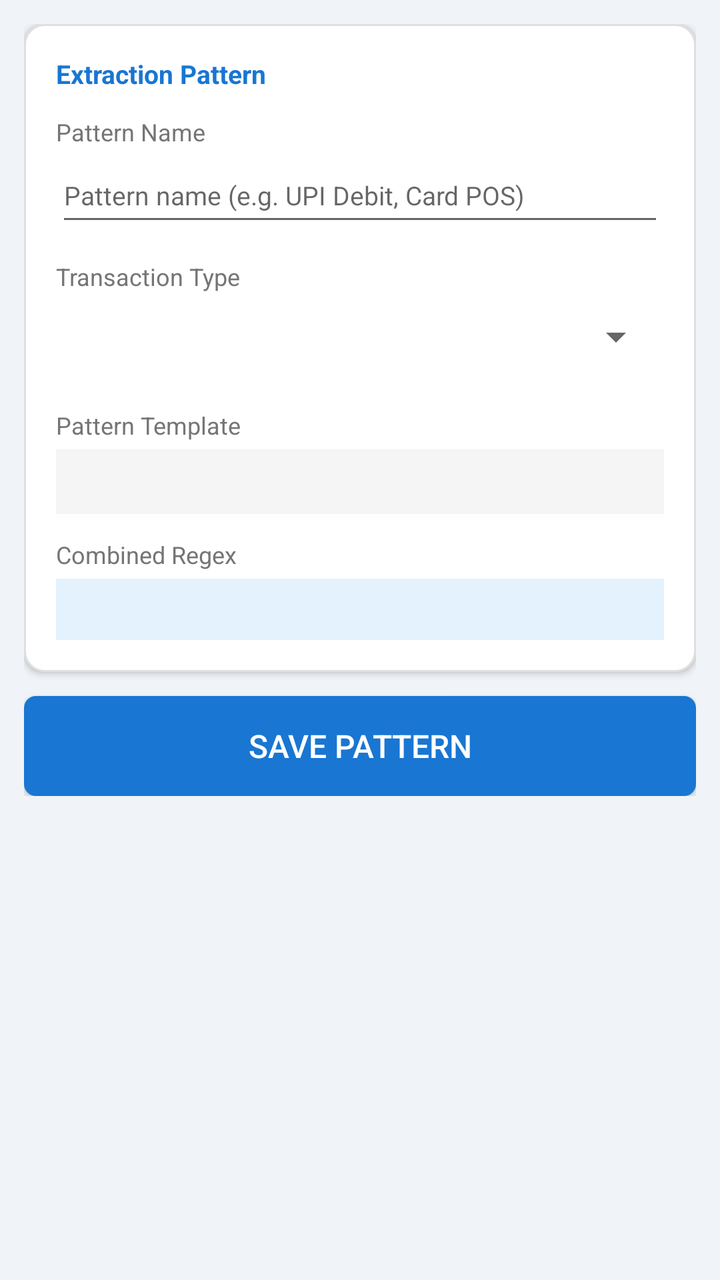
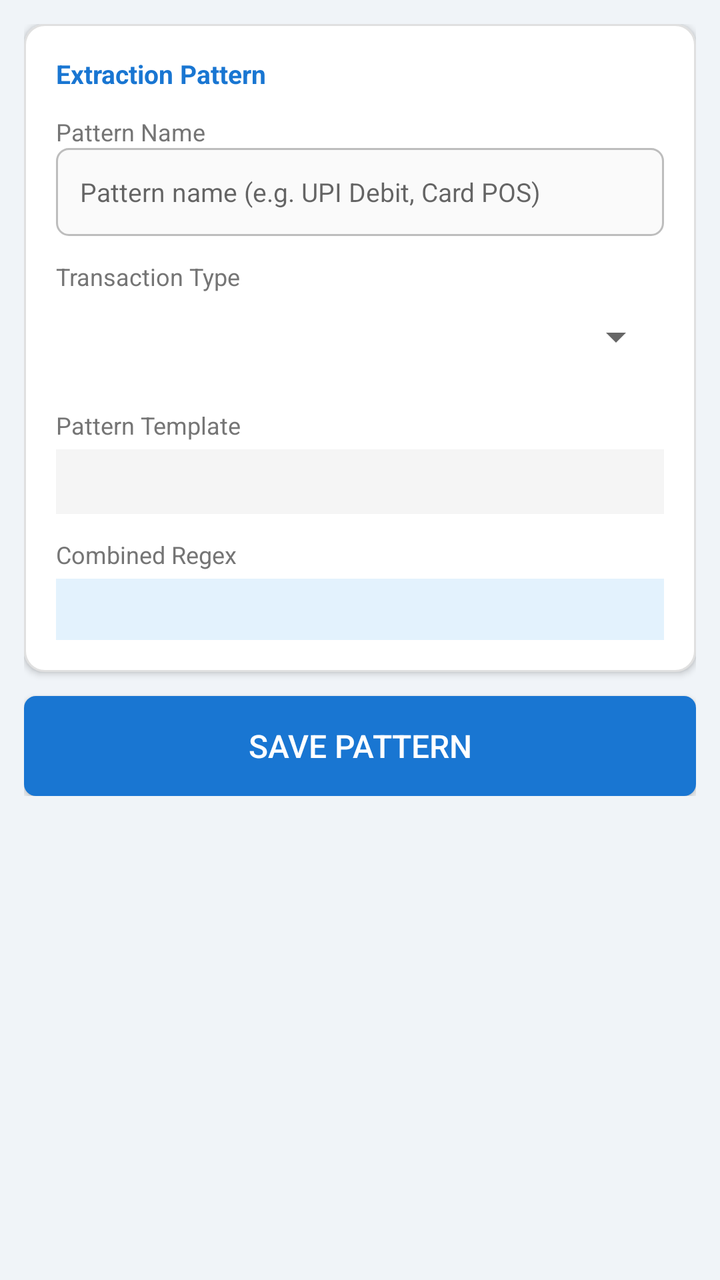

Compare the two renders of this Android layout. The source of the first and the diff that turns it into the second are given below.
<!-- AndroidManifest.xml: application theme android:Theme.Material.Light.DarkActionBar -->
<!-- res/layout/activity_sms_extract_config.xml -->
<?xml version="1.0" encoding="utf-8"?>
<ScrollView xmlns:android="http://schemas.android.com/apk/res/android"
    android:layout_width="match_parent"
    android:layout_height="match_parent"
    android:background="#F0F4F8">

    <LinearLayout
        android:layout_width="match_parent"
        android:layout_height="wrap_content"
        android:orientation="vertical"
        android:paddingLeft="12dp"
        android:paddingRight="12dp"
        android:paddingTop="12dp"
        android:paddingBottom="24dp">

        
        <LinearLayout
            android:id="@+id/cardSmsBody"
            android:layout_width="match_parent"
            android:layout_height="wrap_content"
            android:orientation="vertical"
            android:background="@drawable/bg_card_blue"
            android:elevation="2dp"
            android:padding="14dp"
            android:layout_marginBottom="12dp"
            android:visibility="gone">

            <TextView
                android:layout_width="match_parent"
                android:layout_height="wrap_content"
                android:text="Reference SMS"
                android:textColor="#1565C0"
                android:textSize="11sp"
                android:textStyle="bold"
                android:layout_marginBottom="6dp" />

            <TextView
                android:id="@+id/tvSmsBody"
                android:layout_width="match_parent"
                android:layout_height="wrap_content"
                android:text=""
                android:textColor="#212121"
                android:textSize="13sp"
                android:fontFamily="monospace"
                android:textIsSelectable="true" />

        </LinearLayout>

        
        <LinearLayout
            android:layout_width="match_parent"
            android:layout_height="wrap_content"
            android:orientation="vertical"
            android:background="@drawable/bg_card"
            android:elevation="2dp"
            android:padding="16dp"
            android:layout_marginBottom="12dp">

            <TextView
                android:layout_width="match_parent"
                android:layout_height="wrap_content"
                android:text="Extraction Pattern"
                android:textColor="#1976D2"
                android:textSize="13sp"
                android:textStyle="bold"
                android:layout_marginBottom="12dp" />

            
            <TextView android:layout_width="match_parent" android:layout_height="wrap_content"
                android:text="Pattern Name" android:textColor="#757575" android:textSize="12sp" />
            <EditText
                android:id="@+id/etPatternName"
                android:layout_width="match_parent"
                android:layout_height="44dp"
                android:hint="@string/hint_pattern_name"
                android:inputType="textCapWords"
                android:textSize="13sp"
                android:textColor="#212121"
                android:layout_marginBottom="12dp" />

            
            <TextView android:layout_width="match_parent" android:layout_height="wrap_content"
                android:text="@string/label_transaction_type"
                android:textColor="#757575" android:textSize="12sp" />
            <Spinner
                android:id="@+id/spinnerTxnType"
                android:layout_width="match_parent"
                android:layout_height="44dp"
                android:layout_marginBottom="14dp" />

            
            <TextView android:layout_width="match_parent" android:layout_height="wrap_content"
                android:text="@string/label_pattern_template"
                android:textColor="#757575" android:textSize="12sp"
                android:layout_marginBottom="4dp" />
            <TextView
                android:id="@+id/tvTemplateText"
                android:layout_width="match_parent"
                android:layout_height="wrap_content"
                android:text=""
                android:textColor="#212121"
                android:textSize="12sp"
                android:fontFamily="monospace"
                android:background="#F5F5F5"
                android:padding="8dp"
                android:textIsSelectable="true"
                android:layout_marginBottom="12dp" />

            
            <TextView android:layout_width="match_parent" android:layout_height="wrap_content"
                android:text="Combined Regex"
                android:textColor="#757575" android:textSize="12sp"
                android:layout_marginBottom="4dp" />
            <TextView
                android:id="@+id/tvTemplateRegex"
                android:layout_width="match_parent"
                android:layout_height="wrap_content"
                android:text=""
                android:textColor="#1565C0"
                android:textSize="11sp"
                android:fontFamily="monospace"
                android:background="#E3F2FD"
                android:padding="8dp"
                android:textIsSelectable="true" />

        </LinearLayout>

        
        <LinearLayout
            android:id="@+id/cardExtractionPreview"
            android:layout_width="match_parent"
            android:layout_height="wrap_content"
            android:orientation="vertical"
            android:background="@drawable/bg_card_extracted"
            android:elevation="2dp"
            android:padding="16dp"
            android:layout_marginBottom="12dp"
            android:visibility="gone">

            <TextView
                android:layout_width="match_parent"
                android:layout_height="wrap_content"
                android:text="Extraction Preview"
                android:textColor="#2E7D32"
                android:textSize="13sp"
                android:textStyle="bold"
                android:layout_marginBottom="10dp" />

            <LinearLayout android:layout_width="match_parent" android:layout_height="wrap_content"
                android:orientation="horizontal" android:layout_marginBottom="4dp">
                <TextView android:layout_width="80dp" android:layout_height="wrap_content"
                    android:text="Amount" android:textColor="#757575" android:textSize="12sp" />
                <TextView android:id="@+id/tvPreviewAmount"
                    android:layout_width="0dp" android:layout_height="wrap_content" android:layout_weight="1"
                    android:text="" android:textColor="#212121" android:textSize="12sp"
                    android:fontFamily="monospace" android:textStyle="bold" />
            </LinearLayout>

            <LinearLayout android:layout_width="match_parent" android:layout_height="wrap_content"
                android:orientation="horizontal" android:layout_marginBottom="4dp">
                <TextView android:layout_width="80dp" android:layout_height="wrap_content"
                    android:text="Balance" android:textColor="#757575" android:textSize="12sp" />
                <TextView android:id="@+id/tvPreviewBalance"
                    android:layout_width="0dp" android:layout_height="wrap_content" android:layout_weight="1"
                    android:text="" android:textColor="#212121" android:textSize="12sp"
                    android:fontFamily="monospace" />
            </LinearLayout>

            <LinearLayout android:layout_width="match_parent" android:layout_height="wrap_content"
                android:orientation="horizontal" android:layout_marginBottom="4dp">
                <TextView android:layout_width="80dp" android:layout_height="wrap_content"
                    android:text="Merchant" android:textColor="#757575" android:textSize="12sp" />
                <TextView android:id="@+id/tvPreviewMerchant"
                    android:layout_width="0dp" android:layout_height="wrap_content" android:layout_weight="1"
                    android:text="" android:textColor="#212121" android:textSize="12sp"
                    android:fontFamily="monospace" />
            </LinearLayout>

            <LinearLayout android:layout_width="match_parent" android:layout_height="wrap_content"
                android:orientation="horizontal" android:layout_marginBottom="4dp">
                <TextView android:layout_width="80dp" android:layout_height="wrap_content"
                    android:text="Card" android:textColor="#757575" android:textSize="12sp" />
                <TextView android:id="@+id/tvPreviewCard"
                    android:layout_width="0dp" android:layout_height="wrap_content" android:layout_weight="1"
                    android:text="" android:textColor="#212121" android:textSize="12sp"
                    android:fontFamily="monospace" />
            </LinearLayout>

            <LinearLayout android:layout_width="match_parent" android:layout_height="wrap_content"
                android:orientation="horizontal" android:layout_marginBottom="4dp">
                <TextView android:layout_width="80dp" android:layout_height="wrap_content"
                    android:text="Account" android:textColor="#757575" android:textSize="12sp" />
                <TextView android:id="@+id/tvPreviewAccount"
                    android:layout_width="0dp" android:layout_height="wrap_content" android:layout_weight="1"
                    android:text="" android:textColor="#212121" android:textSize="12sp"
                    android:fontFamily="monospace" />
            </LinearLayout>

            <LinearLayout android:layout_width="match_parent" android:layout_height="wrap_content"
                android:orientation="horizontal" android:layout_marginBottom="4dp">
                <TextView android:layout_width="80dp" android:layout_height="wrap_content"
                    android:text="Date" android:textColor="#757575" android:textSize="12sp" />
                <TextView android:id="@+id/tvPreviewDate"
                    android:layout_width="0dp" android:layout_height="wrap_content" android:layout_weight="1"
                    android:text="" android:textColor="#212121" android:textSize="12sp"
                    android:fontFamily="monospace" />
            </LinearLayout>

            <LinearLayout android:layout_width="match_parent" android:layout_height="wrap_content"
                android:orientation="horizontal">
                <TextView android:layout_width="80dp" android:layout_height="wrap_content"
                    android:text="Time" android:textColor="#757575" android:textSize="12sp" />
                <TextView android:id="@+id/tvPreviewTime"
                    android:layout_width="0dp" android:layout_height="wrap_content" android:layout_weight="1"
                    android:text="" android:textColor="#212121" android:textSize="12sp"
                    android:fontFamily="monospace" />
            </LinearLayout>

        </LinearLayout>

        <Button
            android:id="@+id/btnSaveExtraction"
            android:layout_width="match_parent"
            android:layout_height="50dp"
            android:text="@string/btn_save_extraction"
            android:textColor="#FFFFFF"
            android:textSize="16sp"
            android:background="@drawable/bg_button_primary" />

    </LinearLayout>
</ScrollView>
<!-- resources referenced by this layout -->
<resources>
  <!-- drawable bg_button_primary (drawable) -->
  <?xml version="1.0" encoding="utf-8"?>
  <ripple xmlns:android="http://schemas.android.com/apk/res/android"
      android:color="#1565C0">
      <item>
          <shape android:shape="rectangle">
              <solid android:color="#1976D2" />
              <corners android:radius="6dp" />
          </shape>
      </item>
  </ripple>
  <!-- drawable bg_card (drawable) -->
  <?xml version="1.0" encoding="utf-8"?>
  <shape xmlns:android="http://schemas.android.com/apk/res/android"
      android:shape="rectangle">
      <solid android:color="#FFFFFF" />
      <corners android:radius="10dp" />
      <stroke android:width="1dp" android:color="#E0E0E0" />
  </shape>
  <!-- drawable bg_card_blue (drawable) -->
  <?xml version="1.0" encoding="utf-8"?>
  <shape xmlns:android="http://schemas.android.com/apk/res/android"
      android:shape="rectangle">
      <solid android:color="#E3F2FD" />
      <corners android:radius="10dp" />
      <stroke android:width="1dp" android:color="#BBDEFB" />
  </shape>
  <!-- drawable bg_card_extracted (drawable) -->
  <?xml version="1.0" encoding="utf-8"?>
  <shape xmlns:android="http://schemas.android.com/apk/res/android"
      android:shape="rectangle">
      <solid android:color="#F1F8E9" />
      <stroke android:width="1dp" android:color="#A5D6A7" />
      <corners android:radius="10dp" />
  </shape>
  <string name="btn_save_extraction">Save Pattern</string>
  <string name="hint_pattern_name">Pattern name (e.g. UPI Debit, Card POS)</string>
  <string name="label_pattern_template">Pattern Template</string>
  <string name="label_transaction_type">Transaction Type</string>
</resources>

<!-- the commit's change to res/layout/activity_sms_extract_config.xml (unified diff, before → after) -->
@@ -70,6 +70,9 @@
                 android:text="Pattern Name" android:textColor="#757575" android:textSize="12sp" />
             <EditText
                 android:id="@+id/etPatternName"
+                android:background="@drawable/bg_edittext_outlined"
+                android:paddingLeft="12dp"
+                android:paddingRight="12dp"
                 android:layout_width="match_parent"
                 android:layout_height="44dp"
                 android:hint="@string/hint_pattern_name"
<!-- resource entries referenced after the edit -->
@@ -35,6 +35,24 @@
       <stroke android:width="1dp" android:color="#A5D6A7" />
       <corners android:radius="10dp" />
   </shape>
+  <!-- drawable bg_edittext_outlined (drawable) -->
+  <?xml version="1.0" encoding="utf-8"?>
+  <selector xmlns:android="http://schemas.android.com/apk/res/android">
+      <item android:state_focused="true">
+          <shape android:shape="rectangle">
+              <solid android:color="#FFFFFF" />
+              <corners android:radius="6dp" />
+              <stroke android:width="2dp" android:color="#1976D2" />
+          </shape>
+      </item>
+      <item>
+          <shape android:shape="rectangle">
+              <solid android:color="#FAFAFA" />
+              <corners android:radius="6dp" />
+              <stroke android:width="1dp" android:color="#BDBDBD" />
+          </shape>
+      </item>
+  </selector>
   <string name="btn_save_extraction">Save Pattern</string>
   <string name="hint_pattern_name">Pattern name (e.g. UPI Debit, Card POS)</string>
   <string name="label_pattern_template">Pattern Template</string>
